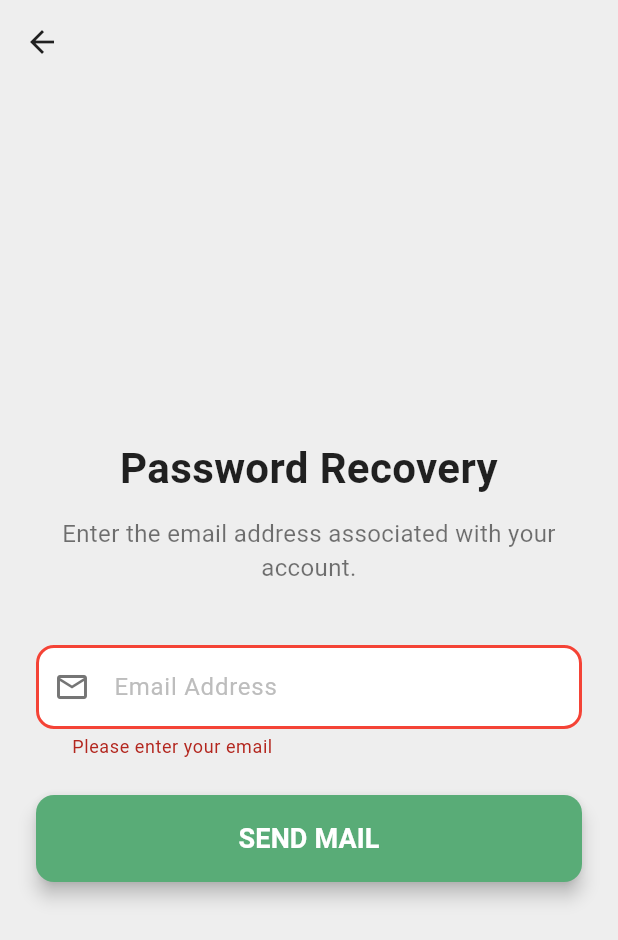
After one commit to RajviDave/Copstron, a Flutter app: the ForgotPasswordPage screen opened directly, after a tap on "SEND MAIL", on a phone screen of 412 x 824 dp. The commit adds this screen. Shown: the top 940 px of the screen. Run offline on Flutter 3.47's test engine with Material 3 defaults, Android fonts, the phone set to English and light mode, and no system bars; our stand-ins replace firebase_auth, firebase_core; accounts and stored records are empty; network calls fail.

Commit message:
forgotpassword

```diff
--- /dev/null
+++ b/lib/forgot_password_page.dart
@@ -0,0 +1,210 @@
+import 'package:flutter/material.dart';
+import 'package:firebase_auth/firebase_auth.dart';
+
+class ForgotPasswordPage extends StatefulWidget {
+  const ForgotPasswordPage({Key? key}) : super(key: key);
+
+  @override
+  State<ForgotPasswordPage> createState() => _ForgotPasswordPageState();
+}
+
+class _ForgotPasswordPageState extends State<ForgotPasswordPage> {
+  final _formKey = GlobalKey<FormState>();
+  static const Color primaryColor = Color(0xFF59AC77);
+
+  final TextEditingController emailController = TextEditingController();
+  bool _isLoading = false;
+
+  @override
+  void dispose() {
+    emailController.dispose();
+    super.dispose();
+  }
+
+  // --- PASSWORD RESET FUNCTION ---
+  Future<void> _handlePasswordReset() async {
+    if (_formKey.currentState!.validate()) {
+      setState(() {
+        _isLoading = true;
+      });
+
+      try {
+        await FirebaseAuth.instance.sendPasswordResetEmail(
+          email: emailController.text.trim(),
+        );
+
+        if (mounted) {
+          ScaffoldMessenger.of(context).showSnackBar(
+            const SnackBar(
+              content: Text(
+                'Password reset email sent! Please check your inbox.',
+              ),
+            ),
+          );
+          // Optionally pop the screen after a delay
+          Future.delayed(const Duration(seconds: 2), () {
+            if (mounted) {
+              Navigator.of(context).pop();
+            }
+          });
+        }
+      } on FirebaseAuthException catch (e) {
+        print('Failed to send reset email: ${e.message}');
+        if (mounted) {
+          ScaffoldMessenger.of(context).showSnackBar(
+            SnackBar(content: Text('Failed to send reset email: ${e.message}')),
+          );
+        }
+      } finally {
+        if (mounted) {
+          setState(() {
+            _isLoading = false;
+          });
+        }
+      }
+    }
+  }
+
+  @override
+  Widget build(BuildContext context) {
+    return Scaffold(
+      backgroundColor: Colors.grey[200],
+      appBar: AppBar(
+        // Adds a simple back button to return to the login screen
+        backgroundColor: Colors.transparent,
+        elevation: 0,
+        leading: IconButton(
+          icon: Icon(Icons.arrow_back, color: Colors.black87),
+          onPressed: () => Navigator.of(context).pop(),
+        ),
+      ),
+      body: SafeArea(
+        child: Center(
+          child: SingleChildScrollView(
+            child: Padding(
+              padding: const EdgeInsets.symmetric(horizontal: 24.0),
+              child: Form(
+                key: _formKey,
+                child: Column(
+                  mainAxisAlignment: MainAxisAlignment.center,
+                  crossAxisAlignment: CrossAxisAlignment.stretch,
+                  children: <Widget>[
+                    const Text(
+                      'Password Recovery',
+                      textAlign: TextAlign.center,
+                      style: TextStyle(
+                        fontSize: 28,
+                        fontWeight: FontWeight.bold,
+                        color: Colors.black87,
+                      ),
+                    ),
+                    const SizedBox(height: 12),
+                    const Text(
+                      'Enter the email address associated with your account.',
+                      textAlign: TextAlign.center,
+                      style: TextStyle(fontSize: 16, color: Colors.black54),
+                    ),
+                    const SizedBox(height: 40),
+
+                    // Email Text Form Field
+                    _buildTextFormField(
+                      hint: 'Email Address',
+                      icon: Icons.email_outlined,
+                      controller: emailController,
+                      validator: (value) {
+                        if (value == null || value.isEmpty) {
+                          return 'Please enter your email';
+                        }
+                        if (!RegExp(
+                          r"^[a-zA-Z0-9.]+@[a-zA-Z0-9]+\.[a-zA-Z]+",
+                        ).hasMatch(value)) {
+                          return 'Please enter a valid email';
+                        }
+                        return null;
+                      },
+                    ),
+                    const SizedBox(height: 24),
+
+                    // Send Mail Button
+                    ElevatedButton(
+                      style: ElevatedButton.styleFrom(
+                        backgroundColor: primaryColor,
+                        padding: const EdgeInsets.symmetric(vertical: 16),
+                        shape: RoundedRectangleBorder(
+                          borderRadius: BorderRadius.circular(12),
+                        ),
+                        elevation: 5,
+                      ),
+                      onPressed: _isLoading ? null : _handlePasswordReset,
+                      child: _isLoading
+                          ? const SizedBox(
+                              height: 20,
+                              width: 20,
+                              child: CircularProgressIndicator(
+                                color: Colors.white,
+                                strokeWidth: 3,
+                              ),
+                            )
+                          : const Text(
+                              'SEND MAIL',
+                              style: TextStyle(
+                                fontSize: 18,
+                                fontWeight: FontWeight.bold,
+                                color: Colors.white,
+                              ),
+                            ),
+                    ),
+                  ],
+                ),
+              ),
+            ),
+          ),
+        ),
+      ),
+    );
+  }
+
+  // Reusable helper function for text form fields
+  Widget _buildTextFormField({
+    required String hint,
+    required IconData icon,
+    TextEditingController? controller,
+    String? Function(String?)? validator,
+  }) {
+    return TextFormField(
+      controller: controller,
+      validator: validator,
+      decoration: InputDecoration(
+        hintText: hint,
+        prefixIcon: Icon(icon, color: Colors.grey[600]),
+        filled: true,
+        fillColor: Colors.white,
+        contentPadding: const EdgeInsets.symmetric(
+          vertical: 16,
+          horizontal: 20,
+        ),
+        border: OutlineInputBorder(
+          borderRadius: BorderRadius.circular(12),
+          borderSide: BorderSide.none,
+        ),
+        enabledBorder: OutlineInputBorder(
+          borderRadius: BorderRadius.circular(12),
+          borderSide: BorderSide.none,
+        ),
+        focusedBorder: OutlineInputBorder(
+          borderRadius: BorderRadius.circular(12),
+          borderSide: const BorderSide(color: primaryColor, width: 2),
+        ),
+        errorBorder: OutlineInputBorder(
+          borderRadius: BorderRadius.circular(12),
+          borderSide: const BorderSide(color: Colors.red, width: 2),
+        ),
+        focusedErrorBorder: OutlineInputBorder(
+          borderRadius: BorderRadius.circular(12),
+          borderSide: const BorderSide(color: Colors.red, width: 2),
+        ),
+        hintStyle: TextStyle(color: Colors.grey[400]),
+      ),
+    );
+  }
+}
--- a/lib/login.dart
+++ b/lib/login.dart
@@ -154,7 +154,7 @@ class _LoginPageState extends State<LoginPage> {
                         alignment: Alignment.centerRight,
                         child: TextButton(
                           onPressed: () {
-                            // TODO: Handle forgot password logic
+                            // Navigator.push(context,MaterialPageRoute(builder: (context)=> ForgotPassword))
                           },
                           child: const Text(
                             'Forgot Password?',
```
